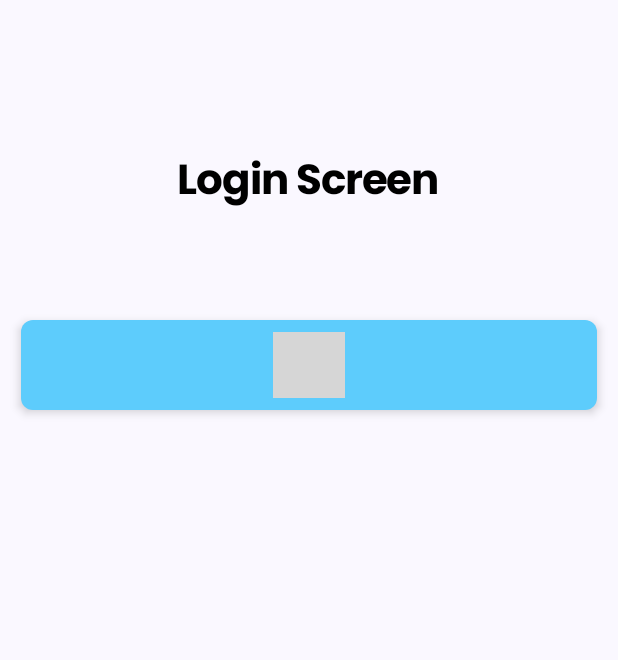
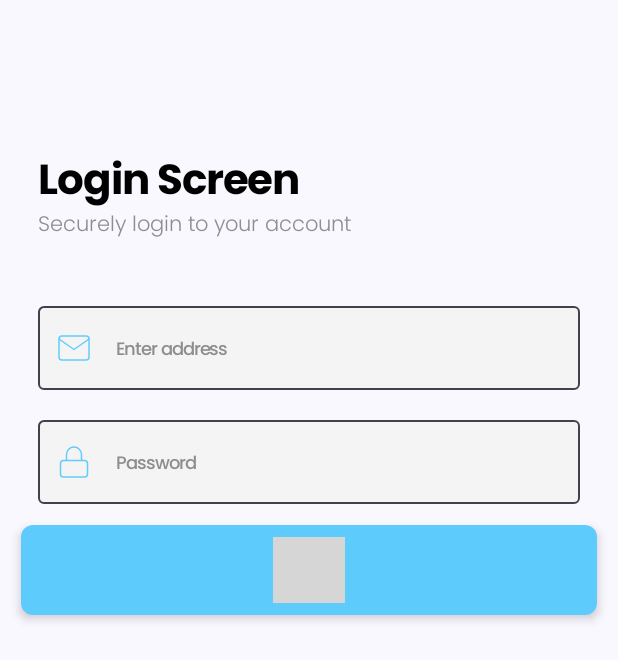
Before and after one commit to swap9391/MyKmpWorkshop, an Android app built with Jetpack Compose: the screen it shows after launch (MainActivity), on a phone screen of 412 x 824 dp. Shown: the top 660 px of the screen. Run offline under Robolectric (Android 15) with nearby library versions, the light colour scheme and no system bars; 1 statement that could not run was skipped; grey boxes are pictures that could not be loaded.

Commit message:
- Added Edit text - issue: not able to type

```diff
--- a/androidApp/src/main/java/com/kocfour/mykmpworkshop/ui/components/buttons/MyMainButton.kt
+++ b/androidApp/src/main/java/com/kocfour/mykmpworkshop/ui/components/buttons/MyMainButton.kt
@@ -15,7 +15,7 @@ import androidx.compose.ui.text.intl.Locale
 import androidx.compose.ui.text.toUpperCase
 import androidx.compose.ui.tooling.preview.Preview
 import androidx.compose.ui.unit.dp
-import com.kocfour.mykmpworkshop.ui.components.MyTextView
+import com.kocfour.mykmpworkshop.ui.components.textView.MyTextView
 import com.kocfour.mykmpworkshop.ui.theme.PrimaryBlueTextColor
 import com.kocfour.mykmpworkshop.ui.theme.WhiteColor
 import com.kocfour.mykmpworkshop.ui.theme.WhiteDisableColor
--- /dev/null
+++ b/androidApp/src/main/java/com/kocfour/mykmpworkshop/ui/components/edittext/MyEditText.kt
@@ -0,0 +1,82 @@
+package com.kocfour.mykmpworkshop.ui.components.edittext
+
+import androidx.compose.foundation.layout.fillMaxWidth
+import androidx.compose.foundation.layout.height
+import androidx.compose.material3.Icon
+import androidx.compose.material3.OutlinedTextField
+import androidx.compose.material3.TextFieldDefaults
+import androidx.compose.runtime.Composable
+import androidx.compose.runtime.getValue
+import androidx.compose.runtime.mutableStateOf
+import androidx.compose.runtime.saveable.rememberSaveable
+import androidx.compose.runtime.setValue
+import androidx.compose.ui.Modifier
+import androidx.compose.ui.graphics.Color
+import androidx.compose.ui.res.painterResource
+import androidx.compose.ui.text.font.FontWeight
+import androidx.compose.ui.text.style.TextAlign
+import androidx.compose.ui.tooling.preview.Preview
+import androidx.compose.ui.unit.dp
+import com.kocfour.mykmpworkshop.android.R
+import com.kocfour.mykmpworkshop.ui.components.textView.MyTextView
+import com.kocfour.mykmpworkshop.ui.theme.GreyColor
+import com.kocfour.mykmpworkshop.ui.theme.PrimaryBlueTextColor
+import com.kocfour.mykmpworkshop.ui.theme.PrimaryRedTextColor
+import com.kocfour.mykmpworkshop.ui.theme.textstyle.MyTextStyle
+
+@Composable
+fun MyEditText(
+    hint: String,
+    text: String,
+    icon: Int,
+    fontType: FontWeight = FontWeight.Medium,
+    textStyle: MyTextStyle = MyTextStyle.TextFieldHint,
+    textAlign: TextAlign = TextAlign.Left,
+    isEnable: Boolean = true,
+    modifier: Modifier = Modifier,
+    onValueChange: ((updatedValue: String) -> Unit)
+) {
+    var input by rememberSaveable { mutableStateOf(text) }
+    OutlinedTextField(
+        value = text,
+        enabled = isEnable,
+        modifier = modifier.apply {
+            fillMaxWidth()
+            height(50.dp)
+        },
+        leadingIcon = {
+            Icon(
+                painter = painterResource(id = icon),
+                contentDescription = "null", tint = Color.Unspecified
+            )
+        },
+        placeholder = {
+            MyTextView(
+                text = hint,
+                textStyle = textStyle,
+                textAlign = textAlign,
+                fontType = fontType
+            )
+        },
+        colors = TextFieldDefaults.colors(
+            focusedIndicatorColor = Color.Unspecified,
+            unfocusedIndicatorColor = Color.Unspecified,
+            cursorColor = PrimaryBlueTextColor,
+            unfocusedContainerColor = GreyColor,
+            focusedContainerColor = GreyColor,
+            errorContainerColor = PrimaryRedTextColor
+        ),
+        onValueChange = {
+            input = it
+            onValueChange.invoke(it)
+        }
+    )
+}
+
+@Preview
+@Composable
+fun DefaultPreview() {
+    MyEditText(
+        text = "", hint = "Enter Username", icon = R.drawable.ic_user_email, onValueChange = {}
+    )
+}
--- a/androidApp/src/main/java/com/kocfour/mykmpworkshop/ui/components/MyTextView.kt
+++ b/androidApp/src/main/java/com/kocfour/mykmpworkshop/ui/components/textView/MyTextView.kt
@@ -1,4 +1,4 @@
-package com.kocfour.mykmpworkshop.ui.components
+package com.kocfour.mykmpworkshop.ui.components.textView
 
 import androidx.compose.material3.Text
 import androidx.compose.runtime.Composable
--- a/androidApp/src/main/java/com/kocfour/mykmpworkshop/ui/screens/LoginScreen.kt
+++ b/androidApp/src/main/java/com/kocfour/mykmpworkshop/ui/screens/LoginScreen.kt
@@ -5,16 +5,21 @@ import androidx.compose.foundation.layout.Box
 import androidx.compose.foundation.layout.Column
 import androidx.compose.foundation.layout.Spacer
 import androidx.compose.foundation.layout.fillMaxSize
+import androidx.compose.foundation.layout.fillMaxWidth
 import androidx.compose.foundation.layout.padding
 import androidx.compose.material3.MaterialTheme
 import androidx.compose.runtime.Composable
 import androidx.compose.ui.Alignment
 import androidx.compose.ui.Modifier
+import androidx.compose.ui.res.stringResource
 import androidx.compose.ui.text.font.FontWeight
+import androidx.compose.ui.text.style.TextAlign
 import androidx.compose.ui.tooling.preview.Preview
 import androidx.compose.ui.unit.dp
-import com.kocfour.mykmpworkshop.ui.components.MyTextView
+import com.kocfour.mykmpworkshop.android.R
+import com.kocfour.mykmpworkshop.ui.components.textView.MyTextView
 import com.kocfour.mykmpworkshop.ui.components.buttons.MyMainButton
+import com.kocfour.mykmpworkshop.ui.components.edittext.MyEditText
 import com.kocfour.mykmpworkshop.ui.theme.ComposeWorkShopTheme
 import com.kocfour.mykmpworkshop.ui.theme.textstyle.MyTextStyle
 
@@ -27,8 +32,29 @@ fun LoginScreen() {
             .background(color = MaterialTheme.colorScheme.background)) {
             Column(horizontalAlignment = Alignment.CenterHorizontally) {
                 Spacer(modifier = Modifier.padding(50.dp))
-                MyTextView(text = "Login Screen", textStyle = MyTextStyle.XLargeText, fontType = FontWeight.Bold)
-                Spacer(modifier = Modifier.padding(30.dp))
+                MyTextView(text = stringResource(R.string.text_login_screen), textStyle = MyTextStyle.XLargeText, fontType = FontWeight.Bold, textAlign = TextAlign.Left, modifier = Modifier
+                    .fillMaxWidth()
+                    .padding(start = 25.dp))
+                MyTextView(text = stringResource(R.string.text_securely_login_to_your_account), textStyle = MyTextStyle.Title4, fontType = FontWeight.Light, textAlign = TextAlign.Left, modifier = Modifier
+                    .fillMaxWidth()
+                    .padding(start = 25.dp))
+                Spacer(modifier = Modifier.padding(top = 45.dp))
+                MyEditText(
+                    text = "", hint = stringResource(R.string.text_hint_email), icon = R.drawable.ic_user_email,
+                    modifier = Modifier
+                        .fillMaxWidth()
+                        .padding(start = 25.dp, end = 25.dp),
+                    onValueChange = {}
+                )
+                Spacer(modifier = Modifier.padding(top = 20.dp))
+                MyEditText(
+                    text = "", hint = stringResource(R.string.text_hint_password), icon = R.drawable.ic_user_password,
+                    modifier = Modifier
+                        .fillMaxWidth()
+                        .padding(start = 25.dp, end = 25.dp),
+                    onValueChange = {}
+                )
+
                 MyMainButton(buttonTitle = "Login", modifier = Modifier.padding(14.dp))
             }
 
--- a/androidApp/src/main/java/com/kocfour/mykmpworkshop/ui/screens/MySplashScreen.kt
+++ b/androidApp/src/main/java/com/kocfour/mykmpworkshop/ui/screens/MySplashScreen.kt
@@ -26,7 +26,7 @@ import androidx.compose.ui.text.style.TextAlign
 import androidx.compose.ui.unit.dp
 import androidx.navigation.NavHostController
 import com.kocfour.mykmpworkshop.android.R
-import com.kocfour.mykmpworkshop.ui.components.MyTextView
+import com.kocfour.mykmpworkshop.ui.components.textView.MyTextView
 import com.kocfour.mykmpworkshop.ui.theme.textstyle.MyTextStyle
 import kotlinx.coroutines.delay
 
@@ -47,7 +47,7 @@ import kotlinx.coroutines.delay
                  })
          )
 
-         delay(3000)
+         delay(1500L)
 
          navHostController.navigate("login_screen"){
              popUpTo("splash_screen"){
--- a/androidApp/src/main/java/com/kocfour/mykmpworkshop/ui/theme/Color.kt
+++ b/androidApp/src/main/java/com/kocfour/mykmpworkshop/ui/theme/Color.kt
@@ -15,5 +15,8 @@ val WhiteDisableColor = Color(0xFFEDF7EA)
 val ButtonElevationColor = Color(0xFF3190E8)
 val PrimaryTextColor = Color(0xFF625D5D)
 val SecondaryTextColor = Color(0xFF90A5B4)
+val TextHintColor = Color(0xFF8E8E8E)
 val PrimaryBlueTextColor = Color(0xFF5DCCFC)
 val PrimaryRedTextColor = Color(0xFFFF0000)
+val GreyColor = Color(0xFFF4F4F4)
+val SecondaryBlueTextColor = Color(0xFFEAF8FE)
--- a/androidApp/src/main/java/com/kocfour/mykmpworkshop/ui/theme/textstyle/MyTextStyle.kt
+++ b/androidApp/src/main/java/com/kocfour/mykmpworkshop/ui/theme/textstyle/MyTextStyle.kt
@@ -2,5 +2,5 @@ package com.kocfour.mykmpworkshop.ui.theme.textstyle
 
 
 enum class MyTextStyle {
-    Title1, Title2, Title3, Headline, Body, LargeText,XLargeText,XLargeTextWhite
+    Title1, Title2, Title3,Title4,TextFieldHint, Headline, Body, LargeText,XLargeText,XLargeTextWhite
 }
--- a/androidApp/src/main/java/com/kocfour/mykmpworkshop/ui/theme/textstyle/TypographyUtils.kt
+++ b/androidApp/src/main/java/com/kocfour/mykmpworkshop/ui/theme/textstyle/TypographyUtils.kt
@@ -9,6 +9,7 @@ import androidx.compose.ui.unit.TextUnit
 import androidx.compose.ui.unit.TextUnitType
 import androidx.compose.ui.unit.sp
 import com.kocfour.mykmpworkshop.android.R
+import com.kocfour.mykmpworkshop.ui.theme.TextHintColor
 import com.kocfour.mykmpworkshop.ui.theme.WhiteColor
 
 
@@ -57,6 +58,11 @@ class TypographyUtils {
                     color = WhiteColor,
                     lineHeight = TextUnit(28f, TextUnitType.Sp)
                 )
+                MyTextStyle.Title4 -> return TextStyle(
+                    fontSize = 14.sp,
+                    color = TextHintColor,
+                    lineHeight = TextUnit(28f, TextUnitType.Sp)
+                )
 
                 MyTextStyle.Body -> return TextStyle(
                     fontSize = 17.sp,
@@ -84,6 +90,12 @@ class TypographyUtils {
                     letterSpacing = TextUnit(-0.7F, TextUnitType.Sp),
                     lineHeight = TextUnit(26.14F, TextUnitType.Sp)
                 )
+
+                MyTextStyle.TextFieldHint -> return TextStyle(
+                    fontSize = 12.sp,
+                    color = TextHintColor,
+                    letterSpacing = TextUnit(-0.7F, TextUnitType.Sp),
+                )
             }
         }
     }
--- /dev/null
+++ b/androidApp/src/main/res/drawable/ic_user_email.xml
@@ -0,0 +1,20 @@
+<vector xmlns:android="http://schemas.android.com/apk/res/android"
+    android:width="24dp"
+    android:height="24dp"
+    android:viewportWidth="24"
+    android:viewportHeight="24">
+  <path
+      android:strokeWidth="1"
+      android:pathData="M4,4H20C21.1,4 22,4.9 22,6V18C22,19.1 21.1,20 20,20H4C2.9,20 2,19.1 2,18V6C2,4.9 2.9,4 4,4Z"
+      android:strokeLineJoin="round"
+      android:fillColor="#00000000"
+      android:strokeColor="#62CDFA"
+      android:strokeLineCap="round"/>
+  <path
+      android:strokeWidth="1"
+      android:pathData="M22,6L12,13L2,6"
+      android:strokeLineJoin="round"
+      android:fillColor="#00000000"
+      android:strokeColor="#62CDFA"
+      android:strokeLineCap="round"/>
+</vector>
--- /dev/null
+++ b/androidApp/src/main/res/drawable/ic_user_password.xml
@@ -0,0 +1,20 @@
+<vector xmlns:android="http://schemas.android.com/apk/res/android"
+    android:width="24dp"
+    android:height="24dp"
+    android:viewportWidth="24"
+    android:viewportHeight="24">
+  <path
+      android:strokeWidth="1"
+      android:pathData="M19,11H5C3.895,11 3,11.895 3,13V20C3,21.105 3.895,22 5,22H19C20.105,22 21,21.105 21,20V13C21,11.895 20.105,11 19,11Z"
+      android:strokeLineJoin="round"
+      android:fillColor="#00000000"
+      android:strokeColor="#62CDFA"
+      android:strokeLineCap="round"/>
+  <path
+      android:strokeWidth="1"
+      android:pathData="M7,11V7C7,5.674 7.527,4.402 8.464,3.464C9.402,2.527 10.674,2 12,2C13.326,2 14.598,2.527 15.535,3.464C16.473,4.402 17,5.674 17,7V11"
+      android:strokeLineJoin="round"
+      android:fillColor="#00000000"
+      android:strokeColor="#62CDFA"
+      android:strokeLineCap="round"/>
+</vector>
--- /dev/null
+++ b/androidApp/src/main/res/drawable/ic_user_show_password.xml
@@ -0,0 +1,20 @@
+<vector xmlns:android="http://schemas.android.com/apk/res/android"
+    android:width="24dp"
+    android:height="24dp"
+    android:viewportWidth="24"
+    android:viewportHeight="24">
+  <path
+      android:strokeWidth="1"
+      android:pathData="M1,12C1,12 5,4 12,4C19,4 23,12 23,12C23,12 19,20 12,20C5,20 1,12 1,12Z"
+      android:strokeLineJoin="round"
+      android:fillColor="#00000000"
+      android:strokeColor="#575757"
+      android:strokeLineCap="round"/>
+  <path
+      android:strokeWidth="1"
+      android:pathData="M12,15C13.657,15 15,13.657 15,12C15,10.343 13.657,9 12,9C10.343,9 9,10.343 9,12C9,13.657 10.343,15 12,15Z"
+      android:strokeLineJoin="round"
+      android:fillColor="#00000000"
+      android:strokeColor="#575757"
+      android:strokeLineCap="round"/>
+</vector>
--- a/androidApp/src/main/res/values/strings.xml
+++ b/androidApp/src/main/res/values/strings.xml
@@ -5,6 +5,9 @@
     <string name="text_drop_water_tracker">Drops Water Tracker</string>
     <string name="text_drop_water_tracker_subtitle">Stay hydrated and track your daily water intake</string>
     <string name="text_next">Next</string>
-
+    <string name="text_login_screen">Login Screen</string>
+    <string name="text_securely_login_to_your_account">Securely login to your account</string>
+    <string name="text_hint_email">Enter address</string>
+    <string name="text_hint_password">Password</string>
 
 </resources>
```
